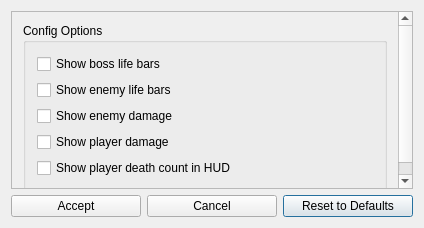
This is randovania/gui/ui_files/dread_cosmetic_patches_dialog.ui in randovania/randovania as Qt 5 draws it before an edit. The edited form follows.
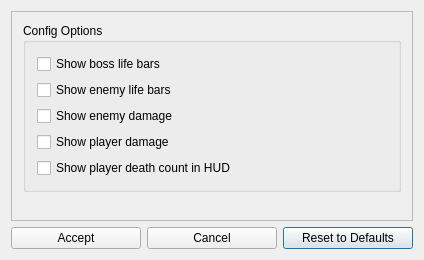
This is the edited form.

Commit message: Increase default height of Dread cosmetic patches dialog so it doesn't need to scroll to show all options

Patch:
```diff
--- a/randovania/gui/ui_files/dread_cosmetic_patches_dialog.ui
+++ b/randovania/gui/ui_files/dread_cosmetic_patches_dialog.ui
@@ -7,7 +7,7 @@
     <x>0</x>
     <y>0</y>
     <width>424</width>
-    <height>228</height>
+    <height>260</height>
    </rect>
   </property>
   <property name="windowTitle">
```
